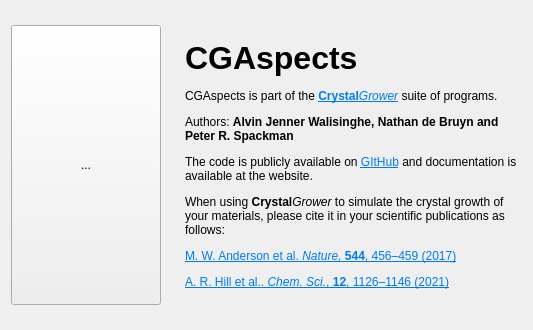
Old version of the form src/cgaspects/gui/dialogs/about.ui in the repository CrystalGrowerOrg/cgaspects.
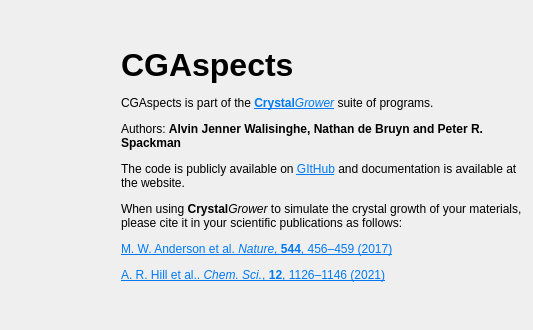
New version of the form. Icons and pictures are not drawn.

Commit message: Change icons, add option to not use native menubar

What changed in the file:
```diff
--- a/src/cgaspects/gui/dialogs/about.ui
+++ b/src/cgaspects/gui/dialogs/about.ui
@@ -18,25 +18,28 @@
     <number>24</number>
    </property>
    <item>
-    <widget class="QToolButton" name="toolButton">
-     <property name="minimumSize">
+    <widget class="QLabel" name="label">
+     <property name="sizePolicy">
+      <sizepolicy hsizetype="Fixed" vsizetype="Fixed">
+       <horstretch>0</horstretch>
+       <verstretch>0</verstretch>
+      </sizepolicy>
+     </property>
+     <property name="maximumSize">
       <size>
-       <width>150</width>
-       <height>280</height>
+       <width>161</width>
+       <height>203</height>
       </size>
      </property>
      <property name="text">
-      <string>...</string>
+      <string/>
      </property>
      <property name="icon">
       <iconset resource="../../../../res/qticons.qrc">
        <normaloff>:/app_icons/app_icons/CG_Full_Colour.png</normaloff>:/app_icons/app_icons/CG_Full_Colour.png</iconset>
      </property>
-     <property name="iconSize">
-      <size>
-       <width>128</width>
-       <height>128</height>
-      </size>
+     <property name="scaledContents">
+      <bool>true</bool>
      </property>
     </widget>
    </item>
```
Left out of the diff: 7 changed lines with no effect on the pictures. The commit also changes 11 other files.
